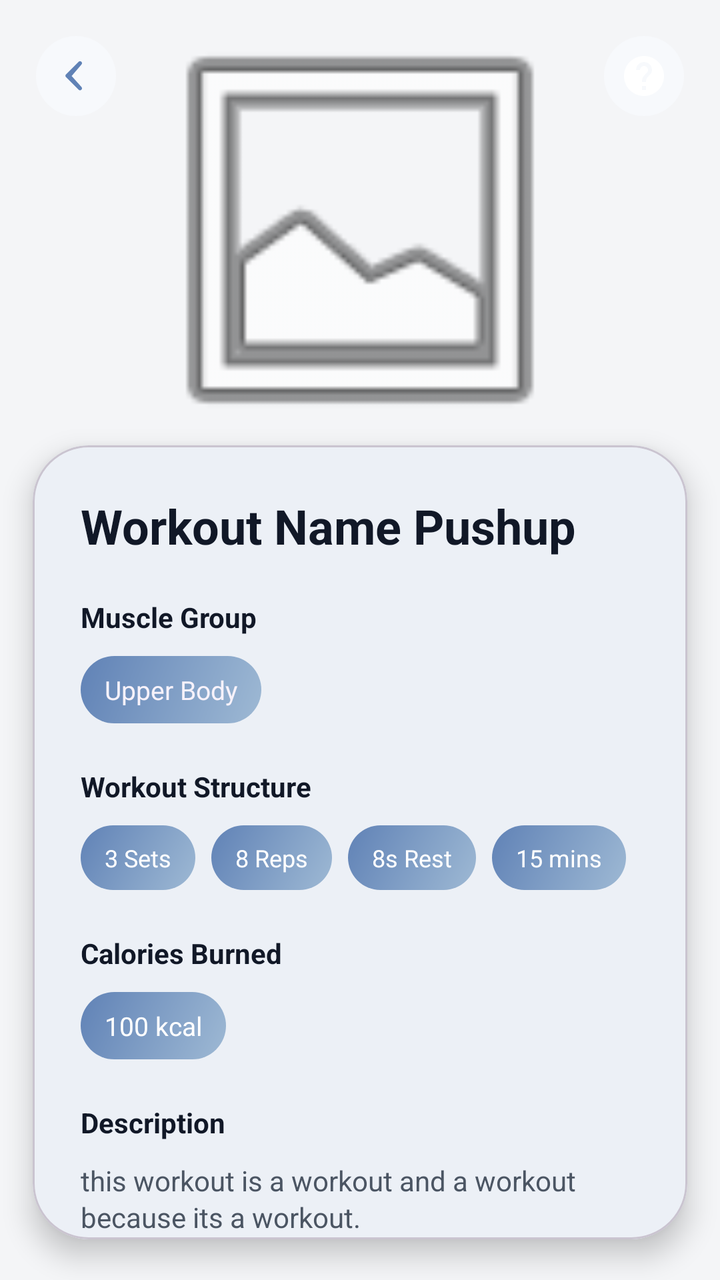
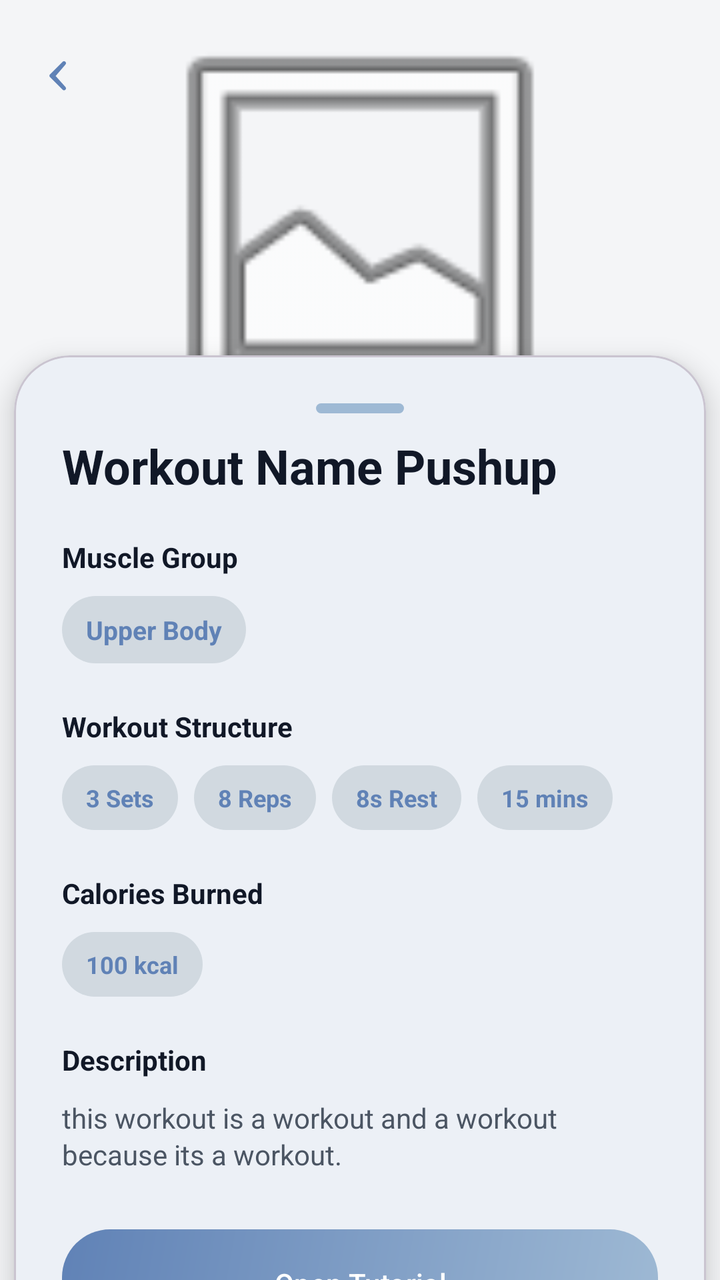

Two renders of the same Android screen: before a commit and after it. Below are the layout's source before the change and the commit's diff.
<!-- AndroidManifest.xml: application theme Theme.FlexiFitApp -->
<!-- res/layout/fragment_workout_detail.xml -->
<?xml version="1.0" encoding="utf-8"?>
<androidx.constraintlayout.widget.ConstraintLayout xmlns:android="http://schemas.android.com/apk/res/android"
    xmlns:app="http://schemas.android.com/apk/res-auto"
    android:layout_width="match_parent"
    android:layout_height="match_parent"
    android:background="#F4F5F7">

    <FrameLayout
        android:id="@+id/layoutWorkoutHero"
        android:layout_width="0dp"
        android:layout_height="wrap_content"
        app:layout_constraintEnd_toEndOf="parent"
        app:layout_constraintStart_toStartOf="parent"
        app:layout_constraintTop_toTopOf="parent">

        <ImageButton
            android:id="@+id/btnBackWorkoutDetail"
            android:layout_width="40dp"
            android:layout_height="40dp"
            android:layout_marginStart="18dp"
            android:layout_marginTop="18dp"
            android:background="@drawable/bg_circle_soft"
            android:contentDescription="Back"
            android:padding="10dp"
            android:src="@drawable/baseline_arrow_left_ios_new_24" />

        <ImageButton
            android:id="@+id/btnHelpWorkoutDetail"
            android:layout_width="40dp"
            android:layout_height="40dp"
            android:layout_gravity="top|end"
            android:layout_marginTop="18dp"
            android:layout_marginEnd="18dp"
            android:background="@drawable/bg_circle_soft"
            android:contentDescription="Help"
            android:padding="8dp"
            android:src="@drawable/baseline_help_24"
            android:tint="@android:color/white" />

        <ImageView
            android:id="@+id/ivWorkoutHeroImage"
            android:layout_width="230dp"
            android:layout_height="230dp"
            android:layout_gravity="center"
            android:scaleType="fitCenter"
            android:src="@android:drawable/ic_menu_gallery" />
    </FrameLayout>

    <com.google.android.material.card.MaterialCardView
        android:id="@+id/cardWorkoutDetailContent"
        android:layout_width="0dp"
        android:layout_height="0dp"
        android:layout_marginTop="-28dp"
        app:cardBackgroundColor="@android:color/white"
        app:cardCornerRadius="28dp"
        app:cardElevation="8dp"
        app:cardUseCompatPadding="true"
        app:layout_constraintBottom_toBottomOf="parent"
        app:layout_constraintEnd_toEndOf="parent"
        app:layout_constraintStart_toStartOf="parent"
        app:layout_constraintTop_toBottomOf="@id/layoutWorkoutHero">

        <androidx.core.widget.NestedScrollView
            android:layout_width="match_parent"
            android:layout_height="match_parent"
            android:fillViewport="true">

            <LinearLayout
                android:layout_width="match_parent"
                android:layout_height="wrap_content"
                android:orientation="vertical"
                android:padding="24dp">

                <TextView
                    android:id="@+id/tvWorkoutDetailTitle"
                    android:layout_width="wrap_content"
                    android:layout_height="wrap_content"
                    android:text="Workout Name Pushup"
                    android:textColor="#111827"
                    android:textSize="24sp"
                    android:textStyle="bold"
                    android:maxLines="2"
                    android:ellipsize="end" />

                <TextView
                    android:id="@+id/labelMuscleGroup"
                    android:layout_width="wrap_content"
                    android:layout_height="wrap_content"
                    android:layout_marginTop="20dp"
                    android:text="Muscle Group"
                    android:textColor="#111827"
                    android:textSize="14sp"
                    android:textStyle="bold" />

                <TextView
                    android:id="@+id/tvWorkoutMuscleGroup"
                    android:layout_width="wrap_content"
                    android:layout_height="wrap_content"
                    android:layout_marginTop="10dp"
                    android:background="@drawable/btn_gradient"
                    android:paddingHorizontal="12dp"
                    android:paddingVertical="8dp"
                    android:text="Upper Body"
                    android:textColor="@color/wave_color"
                    android:textSize="13sp" />

                <TextView
                    android:id="@+id/labelWorkoutStructure"
                    android:layout_width="wrap_content"
                    android:layout_height="wrap_content"
                    android:layout_marginTop="22dp"
                    android:text="Workout Structure"
                    android:textColor="#111827"
                    android:textSize="14sp"
                    android:textStyle="bold" />

                <HorizontalScrollView
                    android:layout_width="match_parent"
                    android:layout_height="wrap_content"
                    android:layout_marginTop="10dp"
                    android:scrollbars="none">

                    <LinearLayout
                        android:id="@+id/layoutWorkoutStructureTags"
                        android:layout_width="wrap_content"
                        android:layout_height="wrap_content"
                        android:orientation="horizontal">

                        <TextView
                            android:id="@+id/tvWorkoutSets"
                            android:layout_width="wrap_content"
                            android:layout_height="wrap_content"
                            android:layout_marginEnd="8dp"
                            android:background="@drawable/btn_gradient"
                            android:paddingHorizontal="12dp"
                            android:paddingVertical="8dp"
                            android:text="3 Sets"
                            android:textColor="@color/white"
                            android:textSize="12sp" />

                        <TextView
                            android:id="@+id/tvWorkoutReps"
                            android:layout_width="wrap_content"
                            android:layout_height="wrap_content"
                            android:layout_marginEnd="8dp"
                            android:background="@drawable/btn_gradient"
                            android:paddingHorizontal="12dp"
                            android:paddingVertical="8dp"
                            android:text="8 Reps"
                            android:textColor="@color/white"
                            android:textSize="12sp" />

                        <TextView
                            android:id="@+id/tvWorkoutRest"
                            android:layout_width="wrap_content"
                            android:layout_height="wrap_content"
                            android:layout_marginEnd="8dp"
                            android:background="@drawable/btn_gradient"
                            android:paddingHorizontal="12dp"
                            android:paddingVertical="8dp"
                            android:text="8s Rest"
                            android:textColor="@color/white"
                            android:textSize="12sp" />

                        <TextView
                            android:id="@+id/tvWorkoutDuration"
                            android:layout_width="wrap_content"
                            android:layout_height="wrap_content"
                            android:background="@drawable/btn_gradient"
                            android:paddingHorizontal="12dp"
                            android:paddingVertical="8dp"
                            android:text="15 mins"
                            android:textColor="@color/white"
                            android:textSize="12sp" />
                    </LinearLayout>
                </HorizontalScrollView>

                <TextView
                    android:id="@+id/labelCaloriesBurned"
                    android:layout_width="wrap_content"
                    android:layout_height="wrap_content"
                    android:layout_marginTop="22dp"
                    android:text="Calories Burned"
                    android:textColor="#111827"
                    android:textSize="14sp"
                    android:textStyle="bold" />

                <TextView
                    android:id="@+id/tvWorkoutCalories"
                    android:layout_width="wrap_content"
                    android:layout_height="wrap_content"
                    android:layout_marginTop="10dp"
                    android:background="@drawable/btn_gradient"
                    android:paddingHorizontal="12dp"
                    android:paddingVertical="8dp"
                    android:text="100 kcal"
                    android:textColor="@color/white"
                    android:textSize="13sp" />

                <TextView
                    android:id="@+id/labelWorkoutDescription"
                    android:layout_width="wrap_content"
                    android:layout_height="wrap_content"
                    android:layout_marginTop="22dp"
                    android:text="Description"
                    android:textColor="#111827"
                    android:textSize="14sp"
                    android:textStyle="bold" />

                <TextView
                    android:id="@+id/tvWorkoutDetailDescription"
                    android:layout_width="match_parent"
                    android:layout_height="wrap_content"
                    android:layout_marginTop="10dp"
                    android:lineSpacingExtra="2dp"
                    android:text="this workout is a workout and a workout because its a workout."
                    android:textColor="#4B5563"
                    android:textSize="14sp" />

                <com.google.android.material.button.MaterialButton
                    android:id="@+id/btnOpenWorkoutTutorial"
                    android:layout_width="match_parent"
                    android:layout_height="54dp"
                    android:layout_marginTop="28dp"
                    android:text="Open Tutorial"
                    android:textAllCaps="false"
                    android:textColor="@color/white"
                    app:backgroundTint="@null"
                    android:background="@drawable/btn_gradient"
                    app:cornerRadius="18dp" />

            </LinearLayout>
        </androidx.core.widget.NestedScrollView>
    </com.google.android.material.card.MaterialCardView>

</androidx.constraintlayout.widget.ConstraintLayout>
<!-- resources referenced by this layout -->
<resources>
  <color name="wave_color">#F7F2FA</color>
  <color name="white">#FFFFFF</color>
  <!-- drawable baseline_arrow_left_ios_new_24 (drawable) -->
  <vector xmlns:android="http://schemas.android.com/apk/res/android"
      android:width="24dp"
      android:height="24dp"
      android:viewportWidth="24"
      android:viewportHeight="24"
      android:tint="@color/colorPrimary">
  
      <path
          android:fillColor="@android:color/white"
          android:pathData="M14.71,6.29c0.39,-0.39 0.39,-1.02 0,-1.41c-0.39,-0.39 -1.02,-0.39 -1.41,0l-6.3,6.29c-0.39,0.39 -0.39,1.02 0,1.41l6.3,6.29c0.39,0.39 1.02,0.39 1.41,0c0.39,-0.39 0.39,-1.02 0,-1.41L9.83,12l4.88,-5.71z"/>
  </vector>
  <!-- drawable baseline_help_24 (drawable) -->
  <vector xmlns:android="http://schemas.android.com/apk/res/android" android:autoMirrored="true" android:height="24dp" android:tint="#000000" android:viewportHeight="24" android:viewportWidth="24" android:width="24dp">
        
      <path android:fillColor="@android:color/white" android:pathData="M12,2C6.48,2 2,6.48 2,12s4.48,10 10,10 10,-4.48 10,-10S17.52,2 12,2zM13,19h-2v-2h2v2zM15.07,11.25l-0.9,0.92C13.45,12.9 13,13.5 13,15h-2v-0.5c0,-1.1 0.45,-2.1 1.17,-2.83l1.24,-1.26c0.37,-0.36 0.59,-0.86 0.59,-1.41 0,-1.1 -0.9,-2 -2,-2s-2,0.9 -2,2L8,9c0,-2.21 1.79,-4 4,-4s4,1.79 4,4c0,0.88 -0.36,1.68 -0.93,2.25z"/>
      
  </vector>
  <!-- drawable bg_circle_soft (drawable) -->
  <shape xmlns:android="http://schemas.android.com/apk/res/android">
      <corners android:radius="999dp"/>
      <solid android:color="@color/colorBackground"/>
  </shape>
  <!-- drawable btn_gradient (drawable) -->
  <?xml version="1.0" encoding="utf-8"?>
  <shape xmlns:android="http://schemas.android.com/apk/res/android">
      <gradient
          android:startColor="@color/gradientStart"
          android:endColor="@color/gradientEnd"
          android:angle="315"
          android:type="linear" />
  
      <corners android:radius="24dp" />
  </shape>
  <style name="Theme.FlexiFitApp" parent="Base.Theme.FlexiFitApp">
          
          <item name="navigationViewStyle">@style/Widget.FlexiFit.NavigationView</item>
      </style>
  <color name="colorPrimary">#6082B6</color>
  <color name="colorBackground">#F7F9FC</color>
  <color name="gradientStart">#6082B6</color>
  <color name="gradientEnd">#9eb9d4   </color>
  <style name="Widget.FlexiFit.NavigationView" parent="Widget.Material3.NavigationView">
          
          <item name="android:background">@color/drawer_bg</item>
  
          
          <item name="itemTextColor">@color/nav_item_text_color</item>
          <item name="itemIconTint">@color/nav_item_icon_tint</item>
  
          
          <item name="itemBackground">@drawable/nav_item_background</item>
      </style>
  <color name="drawer_bg">#FFFFFF</color>
  <!-- drawable nav_item_background (drawable) -->
  <?xml version="1.0" encoding="utf-8"?>
  <selector xmlns:android="http://schemas.android.com/apk/res/android">
      
      <item android:state_checked="true" android:drawable="@drawable/nav_item_bg_selected" />
      
      <item android:drawable="@android:color/transparent" />
  </selector>
  <!-- drawable nav_item_bg_selected (drawable) -->
  <?xml version="1.0" encoding="utf-8"?>
  <shape xmlns:android="http://schemas.android.com/apk/res/android"
      android:shape="rectangle">
  
      <solid android:color="@color/nav_item_active_bg" />
  
      
      <corners android:radius="24dp" />
  
  </shape>
  <color name="nav_item_active_bg">@color/colorPrimary</color>
  <!-- unchanged entries left out for length: 1 -->
</resources>

<!-- the commit's change to res/layout/fragment_workout_detail.xml (unified diff, before → after) -->
@@ -17,25 +17,12 @@
             android:id="@+id/btnBackWorkoutDetail"
             android:layout_width="40dp"
             android:layout_height="40dp"
-            android:layout_marginStart="18dp"
+            android:layout_marginStart="10dp"
             android:layout_marginTop="18dp"
-            android:background="@drawable/bg_circle_soft"
+            android:background="@android:color/transparent"
             android:contentDescription="Back"
             android:padding="10dp"
             android:src="@drawable/baseline_arrow_left_ios_new_24" />
-
-        <ImageButton
-            android:id="@+id/btnHelpWorkoutDetail"
-            android:layout_width="40dp"
-            android:layout_height="40dp"
-            android:layout_gravity="top|end"
-            android:layout_marginTop="18dp"
-            android:layout_marginEnd="18dp"
-            android:background="@drawable/bg_circle_soft"
-            android:contentDescription="Help"
-            android:padding="8dp"
-            android:src="@drawable/baseline_help_24"
-            android:tint="@android:color/white" />
 
         <ImageView
             android:id="@+id/ivWorkoutHeroImage"
@@ -49,12 +36,13 @@
     <com.google.android.material.card.MaterialCardView
         android:id="@+id/cardWorkoutDetailContent"
         android:layout_width="0dp"
-        android:layout_height="0dp"
-        android:layout_marginTop="-28dp"
+        android:layout_height="wrap_content"
+        android:layout_marginStart="7dp"
+        android:layout_marginEnd="7dp"
         app:cardBackgroundColor="@android:color/white"
         app:cardCornerRadius="28dp"
         app:cardElevation="8dp"
-        app:cardUseCompatPadding="true"
+        app:cardUseCompatPadding="false"
         app:layout_constraintBottom_toBottomOf="parent"
         app:layout_constraintEnd_toEndOf="parent"
         app:layout_constraintStart_toStartOf="parent"
@@ -71,6 +59,12 @@
                 android:orientation="vertical"
                 android:padding="24dp">
 
+                <View
+                    android:layout_width="44dp"
+                    android:layout_height="5dp"
+                    android:layout_gravity="center_horizontal"
+                    android:background="@drawable/bg_handle" />
+
                 <TextView
                     android:id="@+id/tvWorkoutDetailTitle"
                     android:layout_width="wrap_content"
@@ -78,6 +72,7 @@
                     android:text="Workout Name Pushup"
                     android:textColor="#111827"
                     android:textSize="24sp"
+                    android:layout_marginTop="10dp"
                     android:textStyle="bold"
                     android:maxLines="2"
                     android:ellipsize="end" />
@@ -97,11 +92,12 @@
                     android:layout_width="wrap_content"
                     android:layout_height="wrap_content"
                     android:layout_marginTop="10dp"
-                    android:background="@drawable/btn_gradient"
+                    android:background="@drawable/bg_chip_soft"
                     android:paddingHorizontal="12dp"
                     android:paddingVertical="8dp"
                     android:text="Upper Body"
-                    android:textColor="@color/wave_color"
+                    android:textColor="@color/gradientStart"
+                    android:textStyle="bold"
                     android:textSize="13sp" />
 
                 <TextView
@@ -131,46 +127,52 @@
                             android:layout_width="wrap_content"
                             android:layout_height="wrap_content"
                             android:layout_marginEnd="8dp"
-                            android:background="@drawable/btn_gradient"
+                            android:background="@drawable/bg_chip_soft"
                             android:paddingHorizontal="12dp"
                             android:paddingVertical="8dp"
                             android:text="3 Sets"
-                            android:textColor="@color/white"
+                            android:textColor="@color/gradientStart"
+                            android:textSize="12sp"
+                            android:textStyle="bold"/>
+
+                        <TextView
+                            android:id="@+id/tvWorkoutReps"
+                            android:layout_width="wrap_content"
+                            android:layout_height="wrap_content"
+                            android:layout_marginEnd="8dp"
+                            android:background="@drawable/bg_chip_soft"
+                            android:paddingHorizontal="12dp"
+                            android:textColor="@color/gradientStart"
+                            android:paddingVertical="8dp"
+                            android:textSize="12sp"
+                            android:textStyle="bold"
+                            android:text="8 Reps" />
+
+                        <TextView
+                            android:id="@+id/tvWorkoutRest"
+                            android:layout_width="wrap_content"
+                            android:layout_height="wrap_content"
+                            android:layout_marginEnd="8dp"
+                            android:background="@drawable/bg_chip_soft"
+                            android:paddingHorizontal="12dp"
+                            android:paddingVertical="8dp"
+                            android:text="8s Rest"
+                            android:textColor="@color/gradientStart"
+
+                            android:textStyle="bold"
                             android:textSize="12sp" />
 
                         <TextView
-                            android:id="@+id/tvWorkoutReps"
-                            android:layout_width="wrap_content"
-                            android:layout_height="wrap_content"
-                            android:layout_marginEnd="8dp"
-                            android:background="@drawable/btn_gradient"
-                            android:paddingHorizontal="12dp"
-                            android:paddingVertical="8dp"
-                            android:text="8 Reps"
-                            android:textColor="@color/white"
-                            android:textSize="12sp" />
-
-                        <TextView
-                            android:id="@+id/tvWorkoutRest"
-                            android:layout_width="wrap_content"
-                            android:layout_height="wrap_content"
-                            android:layout_marginEnd="8dp"
-                            android:background="@drawable/btn_gradient"
-                            android:paddingHorizontal="12dp"
-                            android:paddingVertical="8dp"
-                            android:text="8s Rest"
-                            android:textColor="@color/white"
-                            android:textSize="12sp" />
-
-                        <TextView
                             android:id="@+id/tvWorkoutDuration"
                             android:layout_width="wrap_content"
                             android:layout_height="wrap_content"
-                            android:background="@drawable/btn_gradient"
+                            android:background="@drawable/bg_chip_soft"
                             android:paddingHorizontal="12dp"
                             android:paddingVertical="8dp"
                             android:text="15 mins"
-                            android:textColor="@color/white"
+                            android:textColor="@color/gradientStart"
+
+                            android:textStyle="bold"
                             android:textSize="12sp" />
                     </LinearLayout>
                 </HorizontalScrollView>
@@ -190,12 +192,13 @@
                     android:layout_width="wrap_content"
                     android:layout_height="wrap_content"
                     android:layout_marginTop="10dp"
-                    android:background="@drawable/btn_gradient"
+                    android:background="@drawable/bg_chip_soft"
                     android:paddingHorizontal="12dp"
                     android:paddingVertical="8dp"
+                    android:textColor="@color/gradientStart"
                     android:text="100 kcal"
-                    android:textColor="@color/white"
-                    android:textSize="13sp" />
+                    android:textSize="12sp"
+                    android:textStyle="bold" />
 
                 <TextView
                     android:id="@+id/labelWorkoutDescription"
<!-- resource entries referenced after the edit -->
@@ -1,6 +1,5 @@
 <!-- resources referenced by this layout -->
 <resources>
-  <color name="wave_color">#F7F2FA</color>
   <color name="white">#FFFFFF</color>
   <!-- drawable baseline_arrow_left_ios_new_24 (drawable) -->
   <vector xmlns:android="http://schemas.android.com/apk/res/android"
@@ -14,16 +13,25 @@
           android:fillColor="@android:color/white"
           android:pathData="M14.71,6.29c0.39,-0.39 0.39,-1.02 0,-1.41c-0.39,-0.39 -1.02,-0.39 -1.41,0l-6.3,6.29c-0.39,0.39 -0.39,1.02 0,1.41l6.3,6.29c0.39,0.39 1.02,0.39 1.41,0c0.39,-0.39 0.39,-1.02 0,-1.41L9.83,12l4.88,-5.71z"/>
   </vector>
-  <!-- drawable baseline_help_24 (drawable) -->
-  <vector xmlns:android="http://schemas.android.com/apk/res/android" android:autoMirrored="true" android:height="24dp" android:tint="#000000" android:viewportHeight="24" android:viewportWidth="24" android:width="24dp">
-        
-      <path android:fillColor="@android:color/white" android:pathData="M12,2C6.48,2 2,6.48 2,12s4.48,10 10,10 10,-4.48 10,-10S17.52,2 12,2zM13,19h-2v-2h2v2zM15.07,11.25l-0.9,0.92C13.45,12.9 13,13.5 13,15h-2v-0.5c0,-1.1 0.45,-2.1 1.17,-2.83l1.24,-1.26c0.37,-0.36 0.59,-0.86 0.59,-1.41 0,-1.1 -0.9,-2 -2,-2s-2,0.9 -2,2L8,9c0,-2.21 1.79,-4 4,-4s4,1.79 4,4c0,0.88 -0.36,1.68 -0.93,2.25z"/>
+  <!-- drawable bg_chip_soft (drawable) -->
+  <shape xmlns:android="http://schemas.android.com/apk/res/android"
+      android:shape="rectangle">
+  
+      <corners android:radius="999dp" />
+  
       
-  </vector>
-  <!-- drawable bg_circle_soft (drawable) -->
+      <solid android:color="#D1D9E0" />
+  
+      
+      <stroke
+          android:width="0dp"
+          android:color="#1A000000" />
+  
+  </shape>
+  <!-- drawable bg_handle (drawable) -->
   <shape xmlns:android="http://schemas.android.com/apk/res/android">
       <corners android:radius="999dp"/>
-      <solid android:color="@color/colorBackground"/>
+      <solid android:color="@color/gradientEnd"/>
   </shape>
   <!-- drawable btn_gradient (drawable) -->
   <?xml version="1.0" encoding="utf-8"?>
@@ -41,7 +49,6 @@
           <item name="navigationViewStyle">@style/Widget.FlexiFit.NavigationView</item>
       </style>
   <color name="colorPrimary">#6082B6</color>
-  <color name="colorBackground">#F7F9FC</color>
   <color name="gradientStart">#6082B6</color>
   <color name="gradientEnd">#9eb9d4   </color>
   <style name="Widget.FlexiFit.NavigationView" parent="Widget.Material3.NavigationView">
